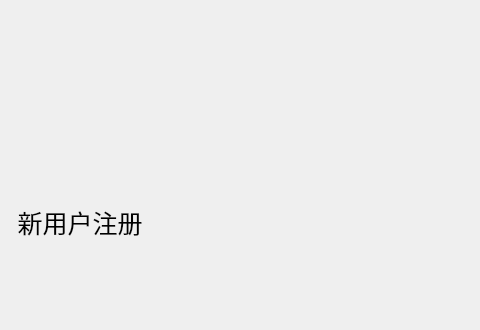
Joeywzr/f0rum, file signup.ui: the form before one commit; both pictures show x 0 to 480 and y 0 to 330 of the 604 by 569 pixel window.
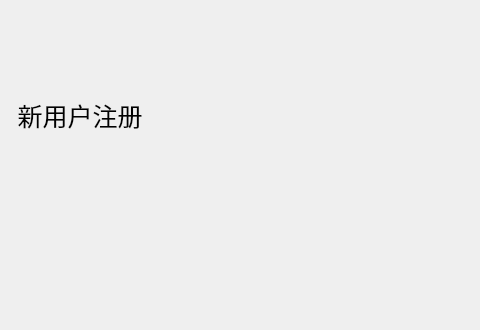
The form after the commit.

The edit to the form file:
```diff
--- a/signup.ui
+++ b/signup.ui
@@ -29,6 +29,13 @@
        </property>
       </widget>
      </item>
+     <item>
+      <widget class="QLabel" name="warning">
+       <property name="text">
+        <string/>
+       </property>
+      </widget>
+     </item>
      <item>
       <layout class="QGridLayout" name="gridLayout">
        <item row="1" column="0">
```
Left out of the diff: 6 changed lines with no effect on the pictures.
